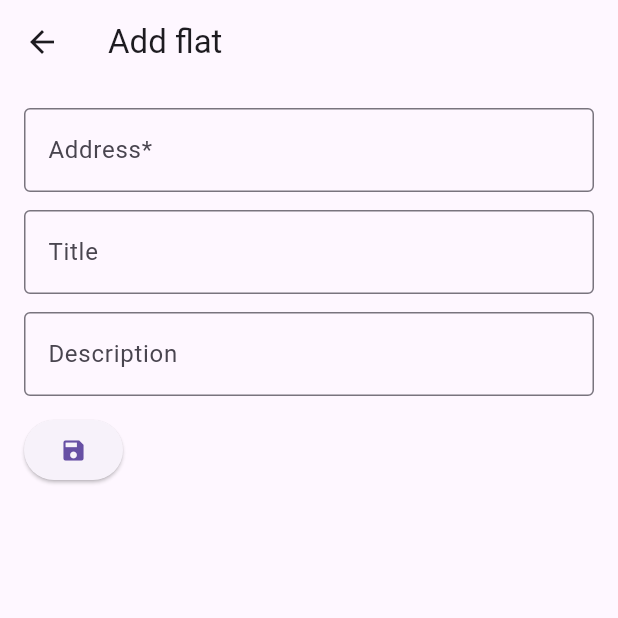
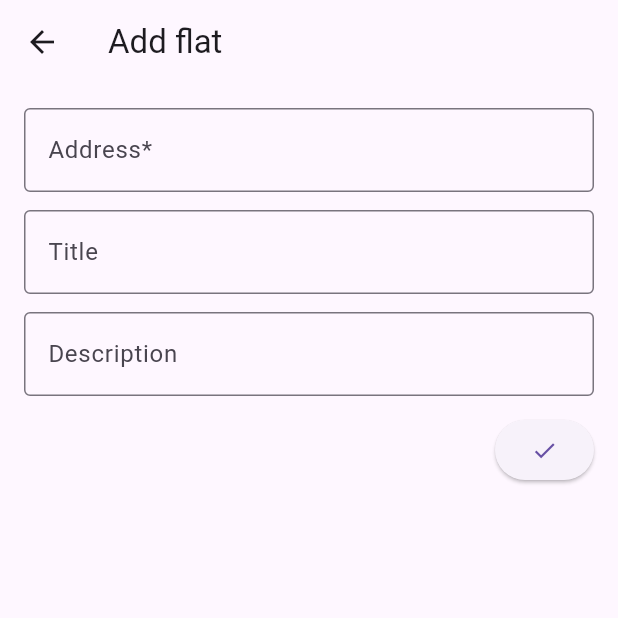
Before and after one commit to NewUserKK/rent-check-frontend, a Flutter app: the screen it shows after launch, after a tap on the "add" icon, on a phone screen of 412 x 824 dp, the top half of it. Run offline on Flutter 3.47's test engine with Material 3 defaults, Android fonts, the phone set to English and light mode, and no system bars; our stand-ins replace dio, freezed_annotation; generated files the repository leaves out were written again.

Commit message:
Extract form builder

```diff
--- /dev/null
+++ b/lib/src/common/widgets/form_builder.dart
@@ -0,0 +1,94 @@
+import 'package:flutter/material.dart';
+import 'package:freezed_annotation/freezed_annotation.dart';
+import 'package:rent_checklist/src/common/utils/extensions.dart';
+import 'package:rent_checklist/src/common/widgets/function_utils.dart';
+import 'package:rent_checklist/src/common/widgets/nullability_utils.dart';
+import 'package:rent_checklist/src/res/strings.dart';
+
+part 'generated/form_creator.freezed.dart';
+
+@freezed
+class InputField with _$InputField {
+  const factory InputField({
+    required String name,
+    required TextEditingController controller,
+    @Default(false) bool required,
+  }) = _InputField;
+}
+
+
+class FormBuilder {
+  final BuildContext context;
+
+  final _formKey = GlobalKey<FormState>();
+
+  String? _title;
+  Provider<void Function()?>? _submitProvider;
+
+  final _fields = <InputField>[];
+
+  FormBuilder(this.context);
+
+  FormBuilder title(String title) {
+    _title = title;
+    return this;
+  }
+
+  FormBuilder fields(List<InputField> fields) {
+    _fields.addAll(fields);
+    return this;
+  }
+
+  FormBuilder onSubmit(Provider<void Function()?> submit) {
+    _submitProvider = submit;
+    return this;
+  }
+
+  Form build() {
+    requireNotNull(_submitProvider, name: 'onSubmit');
+
+    return Form(
+      key: _formKey,
+      child: Wrap(
+        runSpacing: 12.0,
+        alignment: WrapAlignment.end,
+        children: [
+          _title?.let((title) => Center(
+              child: Text(
+                title,
+                style: Theme.of(context).textTheme.headlineSmall,
+              ),
+            )
+          ),
+          ..._fields.map((e) => _inputField(e)),
+          ElevatedButton(
+            onPressed: _submitProvider!()?.let((submitFn) => () {
+              if (!_formKey.currentState!.validate()) {
+                return;
+              }
+
+              submitFn();
+            }),
+            child: const Icon(Icons.check),
+          ),
+        ].whereType<Widget>().toList(),
+      ),
+    );
+  }
+
+  TextFormField _inputField(InputField field) {
+    return TextFormField(
+        controller: field.controller,
+        decoration: InputDecoration(
+          border: const OutlineInputBorder(),
+          labelText: field.name + (field.required ? '*' : ''),
+        ),
+        validator: (value) {
+          if (field.required && value?.trim().isEmpty == true) {
+            return Strings.formFieldRequiredError;
+          }
+
+          return null;
+        });
+  }
+}
--- /dev/null
+++ b/lib/src/common/widgets/function_utils.dart
@@ -0,0 +1 @@
+typedef Provider<T> = T Function();
--- /dev/null
+++ b/lib/src/common/widgets/nullability_utils.dart
@@ -0,0 +1,6 @@
+T requireNotNull<T>(T? value, {String? name}) {
+  if (value == null) {
+    throw ArgumentError.notNull(name);
+  }
+  return value;
+}
--- a/lib/src/flat/add/flat_form.dart
+++ b/lib/src/flat/add/flat_form.dart
@@ -1,5 +1,6 @@
 import 'package:flutter/material.dart';
 import 'package:rent_checklist/src/common/network/api_utils.dart';
+import 'package:rent_checklist/src/common/widgets/form_builder.dart';
 import 'package:rent_checklist/src/common/widgets/snackbar.dart';
 import 'package:rent_checklist/src/details/flat_detail_screen.dart';
 import 'package:rent_checklist/src/flat/flat_api.dart';
@@ -14,8 +15,6 @@ class FlatForm extends StatefulWidget {
 }
 
 class _FlatFormState extends State<FlatForm> {
-  final _formKey = GlobalKey<FormState>();
-
   final _addressController = TextEditingController();
   final _titleController = TextEditingController();
   final _descriptionController = TextEditingController();
@@ -31,6 +30,7 @@ class _FlatFormState extends State<FlatForm> {
       _titleController,
       _descriptionController
     ];
+
     for (var controller in controllers) {
       controller.dispose();
     }
@@ -40,58 +40,27 @@ class _FlatFormState extends State<FlatForm> {
 
   @override
   Widget build(BuildContext context) {
-    return Form(
-      key: _formKey,
-      child: Wrap(
-        runSpacing: 12.0,
-        children: [
-          _inputField(
-            fieldName: Strings.flatFormFieldAddress,
+    return FormBuilder(context)
+        .fields([
+          InputField(
+            name: Strings.flatFormFieldAddress,
             controller: _addressController,
             required: true,
           ),
-          _inputField(
-            fieldName: Strings.flatFormFieldTitle,
+          InputField(
+            name: Strings.flatFormFieldTitle,
             controller: _titleController,
           ),
-          _inputField(
-            fieldName: Strings.flatFormFieldDescription,
+          InputField(
+            name: Strings.flatFormFieldDescription,
             controller: _descriptionController,
           ),
-          ElevatedButton(
-            onPressed: _submitEnabled ? _submit : null,
-            child: const Icon(Icons.save),
-          ),
-        ],
-      ),
-    );
-  }
-
-  TextFormField _inputField({
-    required String fieldName,
-    required TextEditingController controller,
-    bool required = false,
-  }) {
-    return TextFormField(
-        controller: controller,
-        decoration: InputDecoration(
-          border: const OutlineInputBorder(),
-          labelText: fieldName + (required ? '*' : ''),
-        ),
-        validator: (value) {
-          if (required && value?.trim().isEmpty == true) {
-            return Strings.flatFormFieldRequiredError;
-          }
-
-          return null;
-        });
+        ])
+        .onSubmit(() => _submitEnabled ? _submit : null)
+        .build();
   }
 
   void _submit() async {
-    if (!_formKey.currentState!.validate()) {
-      return;
-    }
-
     final flat = FlatModel(
       address: _addressController.text.trim(),
       title: _titleController.text.trim(),
--- a/lib/src/res/strings.dart
+++ b/lib/src/res/strings.dart
@@ -5,9 +5,10 @@ class Strings {
 
   static const String flatAddToolbarTitle = "Add flat";
 
+  static const String formFieldRequiredError = "This field is required";
+
   static const String flatFormFieldAddress = "Address";
   static const String flatFormFieldTitle = "Title";
   static const String flatFormFieldDescription = "Description";
-  static const String flatFormFieldRequiredError = "This field is required";
   static const String flatFormAddButton = "Add";
 }
```
